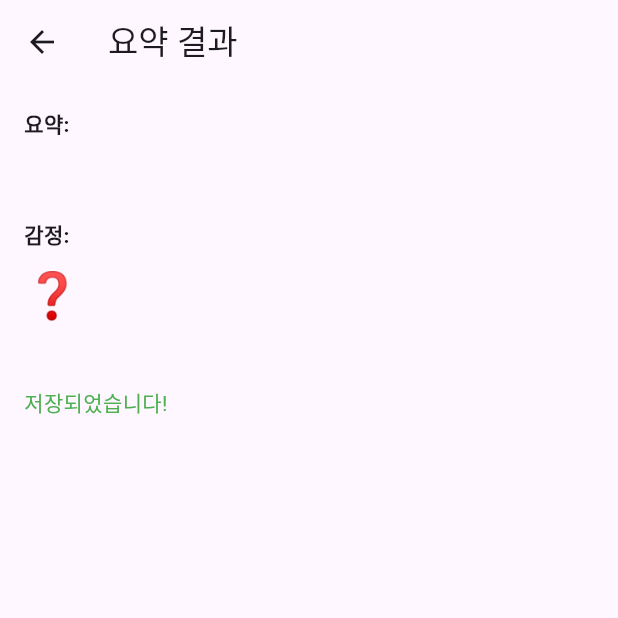
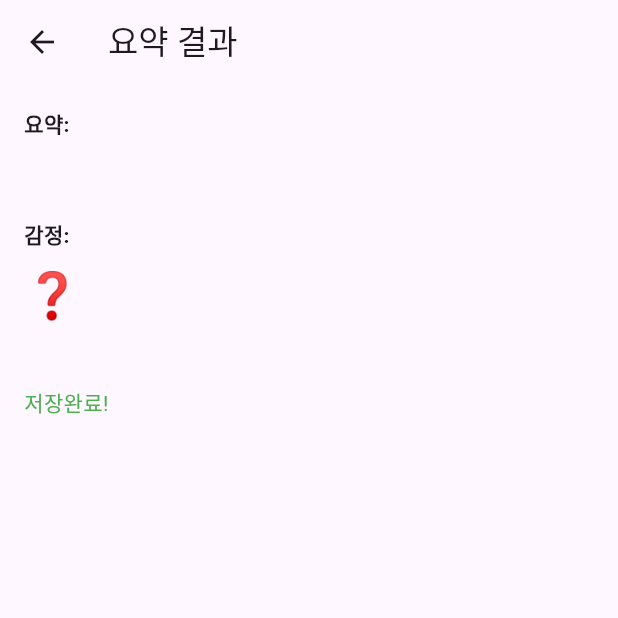
Before and after one commit to duyeob/Haru_hanjul, a Flutter app: the SummaryScreen screen opened directly with empty values, after a tap on "일기 저장하기", on a phone screen of 412 x 824 dp, the top half of it. Run offline on Flutter 3.47's test engine with Material 3 defaults, Android fonts, the light colour scheme and no system bars; our stand-ins replace hive, hive_flutter; accounts and stored records are empty.

```diff
--- a/lib/screens/summary_screen.dart
+++ b/lib/screens/summary_screen.dart
@@ -73,7 +73,7 @@ class _SummaryScreenState extends State<SummaryScreen> {
             ),
             const SizedBox(height: 40),
             _saved
-                ? const Text('저장되었습니다!', style: TextStyle(color: Colors.green))
+                ? const Text('저장완료!', style: TextStyle(color: Colors.green))
                 : ElevatedButton(
               onPressed: _isSaving ? null : _saveDiary,
               child: _isSaving
```
